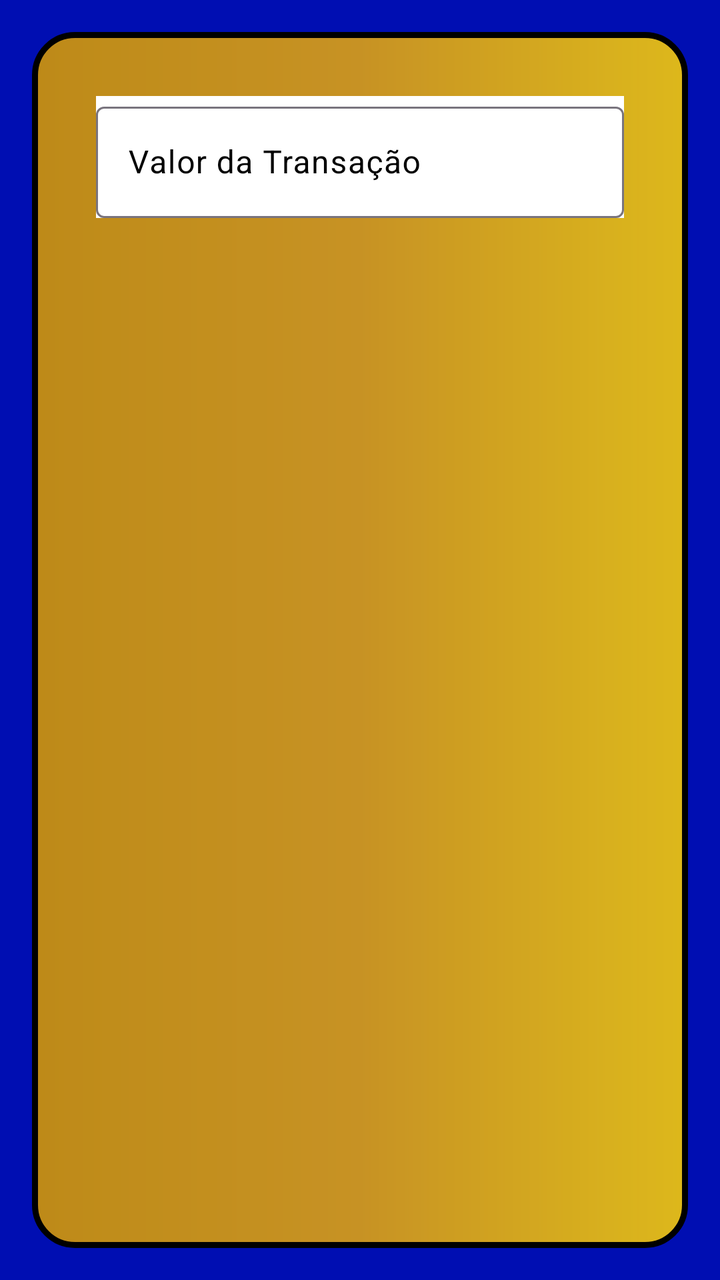
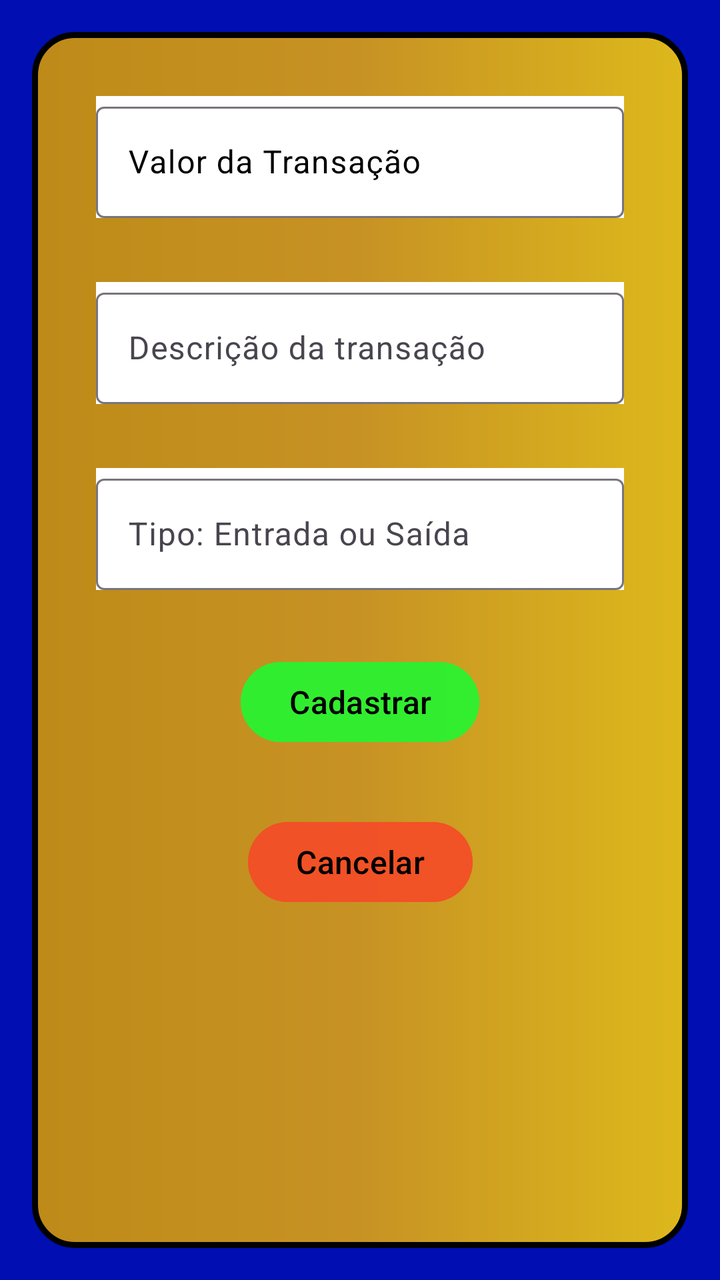

An Android layout rendered at two revisions. The XML below is the earlier revision; the diff shows what the commit changed to produce the second picture.
<!-- AndroidManifest.xml: application theme Theme.PoupaDev -->
<!-- res/layout/activity_transacoes.xml -->
<?xml version="1.0" encoding="utf-8"?>
<androidx.constraintlayout.widget.ConstraintLayout xmlns:android="http://schemas.android.com/apk/res/android"
    xmlns:app="http://schemas.android.com/apk/res-auto"
    xmlns:tools="http://schemas.android.com/tools"
    android:id="@+id/main"
    android:layout_width="match_parent"
    android:layout_height="match_parent"
    android:background="@color/fundoPrincipal"
    tools:context=".Transacoes">

    <androidx.constraintlayout.widget.ConstraintLayout
        android:layout_width="0dp"
        android:layout_height="0dp"
        android:layout_marginStart="16dp"
        android:layout_marginTop="16dp"
        android:layout_marginEnd="16dp"
        android:layout_marginBottom="16dp"
        android:background="@drawable/borda"
        app:layout_constraintBottom_toBottomOf="parent"
        app:layout_constraintEnd_toEndOf="parent"
        app:layout_constraintStart_toStartOf="parent"
        app:layout_constraintTop_toTopOf="parent">

        <com.google.android.material.textfield.TextInputLayout
            android:layout_width="0dp"
            android:layout_height="wrap_content"
            android:layout_marginStart="32dp"
            android:layout_marginTop="32dp"
            android:layout_marginEnd="32dp"
            android:background="@color/white"
            android:hint="Valor da Transação"
            android:textColorHint="@color/black"
            app:hintTextColor="#000000"
            app:layout_constraintEnd_toEndOf="parent"
            app:layout_constraintStart_toStartOf="parent"
            app:layout_constraintTop_toTopOf="parent">

            <com.google.android.material.textfield.TextInputEditText
                android:layout_width="match_parent"
                android:layout_height="wrap_content"
                android:textColorHint="@color/black" />
        </com.google.android.material.textfield.TextInputLayout>
    </androidx.constraintlayout.widget.ConstraintLayout>
</androidx.constraintlayout.widget.ConstraintLayout>
<!-- resources referenced by this layout -->
<resources>
  <color name="black">#FF000000</color>
  <color name="fundoPrincipal">#000eb2</color>
  <color name="white">#FFFFFFFF</color>
  <!-- drawable borda (drawable) -->
  <?xml version="1.0" encoding="utf-8"?>
  <shape xmlns:android="http://schemas.android.com/apk/res/android">
      <gradient
          android:startColor="@color/corInicio"
          android:centerColor="@color/corMeio"
          android:endColor="@color/corFim"
      />
      <stroke
              android:width="3dp"
              android:color="@color/black"
      />
      <corners
          android:radius="20dp"
      />
  </shape>
  <style name="Theme.PoupaDev" parent="Base.Theme.PoupaDev" />
  <color name="corInicio">#DDdb9d00</color>
  <color name="corMeio">#CCf9b300</color>
  <color name="corFim">#DDffd204</color>
  <style name="Base.Theme.PoupaDev" parent="Theme.Material3.DayNight.NoActionBar">
          
          
      </style>
</resources>

<!-- the commit's change to res/layout/activity_transacoes.xml (unified diff, before → after) -->
@@ -22,6 +22,7 @@
         app:layout_constraintTop_toTopOf="parent">
 
         <com.google.android.material.textfield.TextInputLayout
+            android:id="@+id/textInputLayout"
             android:layout_width="0dp"
             android:layout_height="wrap_content"
             android:layout_marginStart="32dp"
@@ -40,5 +41,74 @@
                 android:layout_height="wrap_content"
                 android:textColorHint="@color/black" />
         </com.google.android.material.textfield.TextInputLayout>
+
+        <com.google.android.material.textfield.TextInputLayout
+            android:id="@+id/textInputLayout2"
+            android:layout_width="0dp"
+            android:layout_height="wrap_content"
+            android:layout_marginStart="32dp"
+            android:layout_marginTop="32dp"
+            android:layout_marginEnd="32dp"
+            android:background="@color/white"
+            android:hint="Descrição da transação"
+            app:layout_constraintEnd_toEndOf="parent"
+            app:layout_constraintStart_toStartOf="parent"
+            app:layout_constraintTop_toBottomOf="@+id/textInputLayout">
+
+            <com.google.android.material.textfield.TextInputEditText
+                android:layout_width="match_parent"
+                android:layout_height="wrap_content" />
+        </com.google.android.material.textfield.TextInputLayout>
+
+        <com.google.android.material.textfield.TextInputLayout
+            android:id="@+id/textInputLayout3"
+            android:layout_width="0dp"
+            android:layout_height="wrap_content"
+            android:layout_marginStart="32dp"
+            android:layout_marginTop="32dp"
+            android:layout_marginEnd="32dp"
+            android:background="@color/white"
+            android:hint="Tipo: Entrada ou Saída"
+            app:layout_constraintEnd_toEndOf="parent"
+            app:layout_constraintStart_toStartOf="parent"
+            app:layout_constraintTop_toBottomOf="@+id/textInputLayout2">
+
+            <com.google.android.material.textfield.TextInputEditText
+                android:layout_width="match_parent"
+                android:layout_height="wrap_content" />
+        </com.google.android.material.textfield.TextInputLayout>
+
+        <Button
+            android:id="@+id/button"
+            android:layout_width="wrap_content"
+            android:layout_height="wrap_content"
+            android:layout_marginStart="32dp"
+            android:layout_marginTop="32dp"
+            android:layout_marginEnd="32dp"
+            android:backgroundTint="@color/botaoCadastrar"
+            android:onClick="cadastro"
+            android:text="Cadastrar"
+            android:textColor="@color/black"
+            android:textSize="16sp"
+            app:layout_constraintEnd_toEndOf="parent"
+            app:layout_constraintStart_toStartOf="parent"
+            app:layout_constraintTop_toBottomOf="@+id/textInputLayout3" />
+
+        <Button
+            android:id="@+id/button3"
+            android:layout_width="wrap_content"
+            android:layout_height="wrap_content"
+            android:layout_marginStart="32dp"
+            android:layout_marginTop="32dp"
+            android:layout_marginEnd="32dp"
+            android:backgroundTint="@color/botaoCancelar"
+            android:onClick="cancelar"
+            android:text="Cancelar"
+            android:textColor="@color/black"
+            android:textSize="16sp"
+            app:layout_constraintEnd_toEndOf="parent"
+            app:layout_constraintStart_toStartOf="parent"
+            app:layout_constraintTop_toBottomOf="@+id/button" />
+
     </androidx.constraintlayout.widget.ConstraintLayout>
 </androidx.constraintlayout.widget.ConstraintLayout>
<!-- resource entries referenced after the edit -->
@@ -1,6 +1,8 @@
 <!-- resources referenced by this layout -->
 <resources>
   <color name="black">#FF000000</color>
+  <color name="botaoCadastrar">#BB27F531</color>
+  <color name="botaoCancelar">#BBF54D27</color>
   <color name="fundoPrincipal">#000eb2</color>
   <color name="white">#FFFFFFFF</color>
   <!-- drawable borda (drawable) -->
